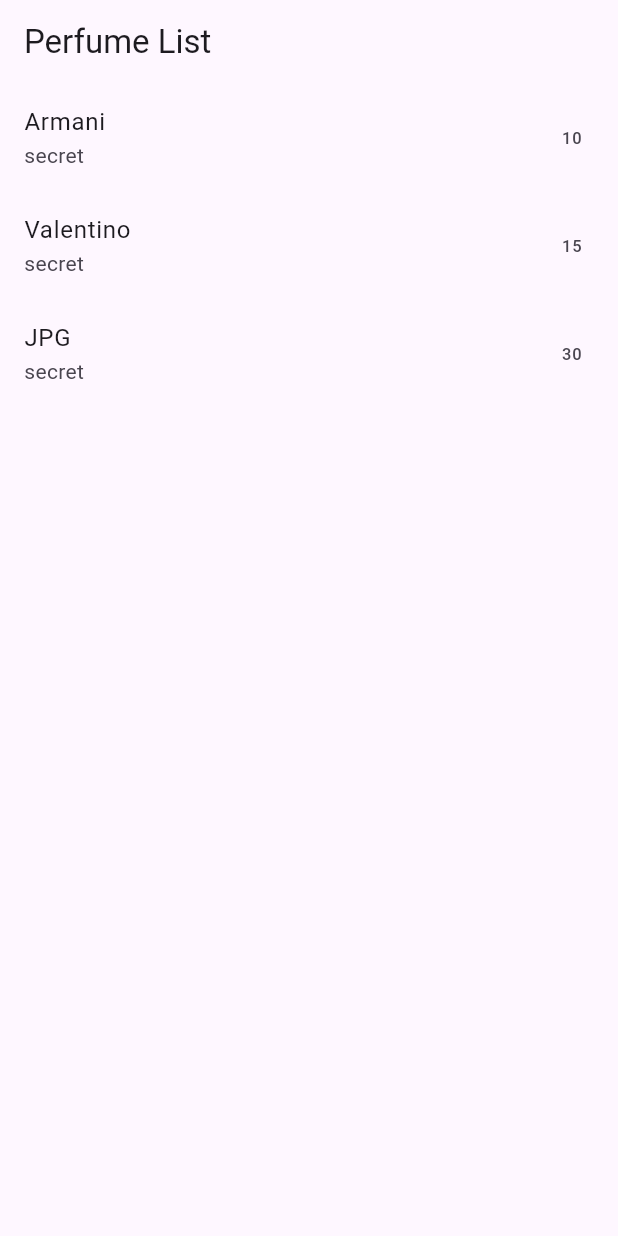
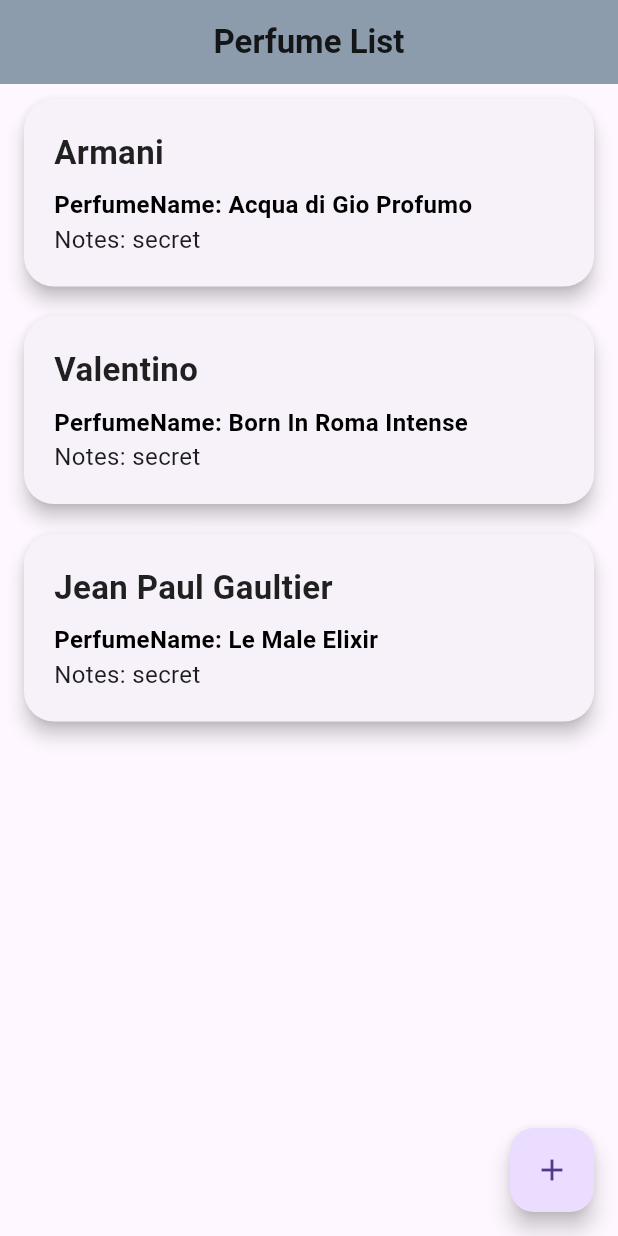
Before and after one commit to GeorgeAdiz/Perfumory, a Flutter app: the screen it shows after launch, on a phone screen of 412 x 824 dp. Run offline on Flutter 3.47's test engine with Material 3 defaults, Android fonts, the phone set to English and light mode, and no system bars.

Commit message:
commit na

```diff
--- a/lib/pages/ListItem.dart
+++ b/lib/pages/ListItem.dart
@@ -1,5 +1,6 @@
 import 'package:flutter/material.dart';
 import 'Perfume.dart';
+import 'ItemCard.dart'; // Make sure this path is correct
 
 class Listitems extends StatefulWidget {
   const Listitems({super.key});
@@ -11,33 +12,48 @@ class Listitems extends StatefulWidget {
 class _ListitemsState extends State<Listitems> {
   List<Perfume> perfume = [
     Perfume(
+      perfumeName: 'Acqua di Gio Profumo',
       brand: 'Armani',
-       notes: 'secret',
-        price: 10),
+      notes: 'secret',
+    ),
     Perfume(
+      perfumeName: 'Born In Roma Intense',
       brand: 'Valentino',
-     notes: 'secret',
-      price: 15),
+      notes: 'secret',
+    ),
     Perfume(
-      brand: 'JPG',
+      perfumeName: 'Le Male Elixir',
+      brand: 'Jean Paul Gaultier',
       notes: 'secret',
-      price: 30,
     ),
   ];
 
   @override
   Widget build(BuildContext context) {
     return Scaffold(
-      appBar: AppBar(title: Text('Perfume List',)),
-      body: ListView.builder(
-        itemCount: perfume.length,
-        itemBuilder: (context, index) {
-          return ListTile(
-            title: Text(perfume[index].brand, ),
-            subtitle: Text(perfume[index].notes),
-            trailing: Text(perfume[index].price.toString()),
-          );
+      appBar: AppBar(
+        title: Text(
+          'Perfume List',
+          style: TextStyle(
+            fontWeight: FontWeight.bold,
+            fontSize: 22,
+            color: Colors.black87,
+          ),
+        ),
+        backgroundColor: Colors.blueGrey[300],
+        centerTitle: true,
+        elevation: 4,
+      ),
+      body: Column(
+        children: perfume.map((perfume) {
+          return ItemCard(perfume: perfume);
+        }).toList(),
+      ),
+      floatingActionButton: FloatingActionButton(
+        onPressed: () {
+          Navigator.pushNamed(context, '/newperfume');
         },
+        child: Icon(Icons.add),
       ),
     );
   }
--- a/lib/pages/Perfume.dart
+++ b/lib/pages/Perfume.dart
@@ -1,11 +1,11 @@
 class Perfume{
   String brand;
+  String perfumeName;
   String notes;
-  int price;
 
   Perfume({
     required this.brand,
+    required this.perfumeName,
     required this.notes,
-    required this.price
 });
 }
--- a/lib/pages/itemcard.dart
+++ b/lib/pages/itemcard.dart
@@ -4,17 +4,53 @@ import 'Perfume.dart';
 class ItemCard extends StatelessWidget {
   final Perfume perfume;
 
-  const ItemCard({super.key, required this.perfume});
+  const ItemCard({
+    super.key,
+    required this.perfume,
+  });
 
   @override
   Widget build(BuildContext context) {
     return Card(
-      child: Column(
-        children: [
-          Text(perfume.brand),
-          Text(perfume.notes),
-          Text(perfume.price.toString()),
-        ],
+      elevation: 5,
+      margin: const EdgeInsets.symmetric(horizontal: 16, vertical: 10),
+      shape: RoundedRectangleBorder(
+        borderRadius: BorderRadius.circular(20),
+      ),
+      child: Padding(
+        padding: const EdgeInsets.all(20),
+        child: Row(
+          children: [
+            // You can add an image or icon here if needed
+            Expanded(
+              child: Column(
+                crossAxisAlignment: CrossAxisAlignment.start,
+                children: [
+                  Text(
+                    perfume.brand,
+                    style: const TextStyle(
+                      fontSize: 22,
+                      fontWeight: FontWeight.bold,
+                      color: Colors.black87,
+                    ),
+                  ),
+                  const SizedBox(height: 8),
+                  Text(
+                    'PerfumeName: ${perfume.perfumeName}',
+                    style: const TextStyle(fontSize: 16,
+                    fontWeight: FontWeight.bold,
+                    color: Colors.black,
+                    ),
+                  ),
+                  Text(
+                    'Notes: ${perfume.notes}',
+                    style: const TextStyle(fontSize: 16),
+                  ),
+                ],
+              ),
+            ),
+          ],
+        ),
       ),
     );
   }
--- a/pubspec.yaml
+++ b/pubspec.yaml
@@ -45,7 +45,7 @@ dev_dependencies:
   # activated in the `analysis_options.yaml` file located at the root of your
   # package. See that file for information about deactivating specific lint
   # rules and activating additional ones.
-  flutter_lints: ^3.0.0
+  flutter_lints: ^4.0.0
 
 # For information on the generic Dart part of this file, see the
 # following page: https://dart.dev/tools/pub/pubspec
```
Also changed, not shown: lib/main.dart (+7 -2 lines), lib/pages/newperfume.dart (added, +146 -0 lines), pubspec.lock.
